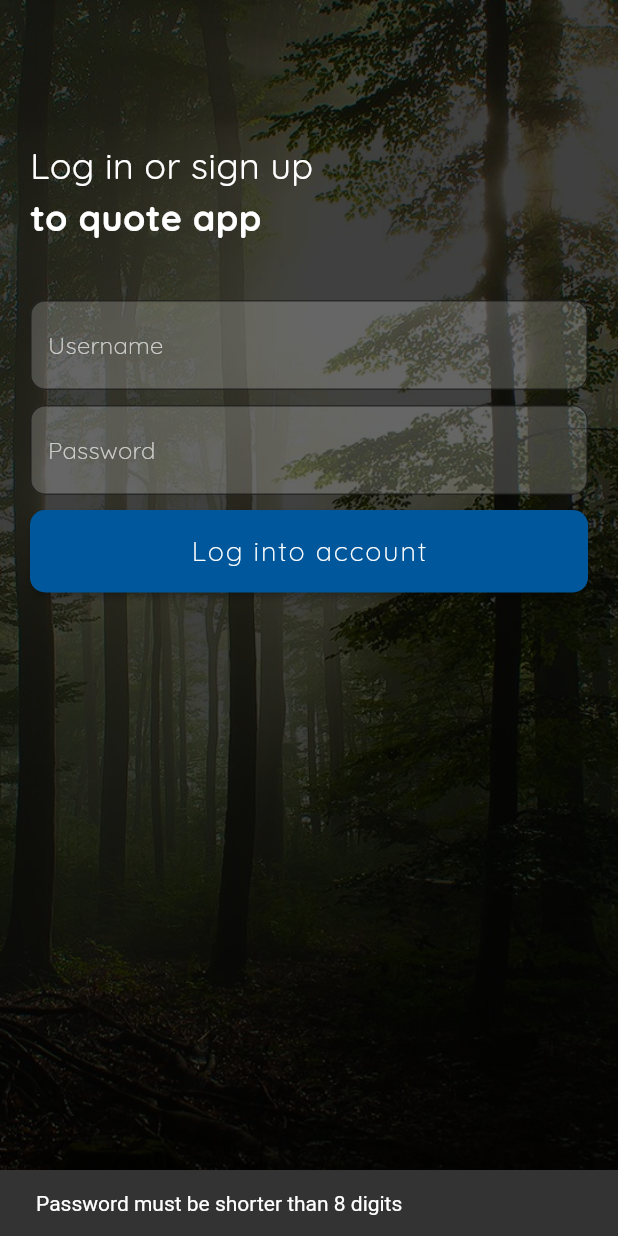
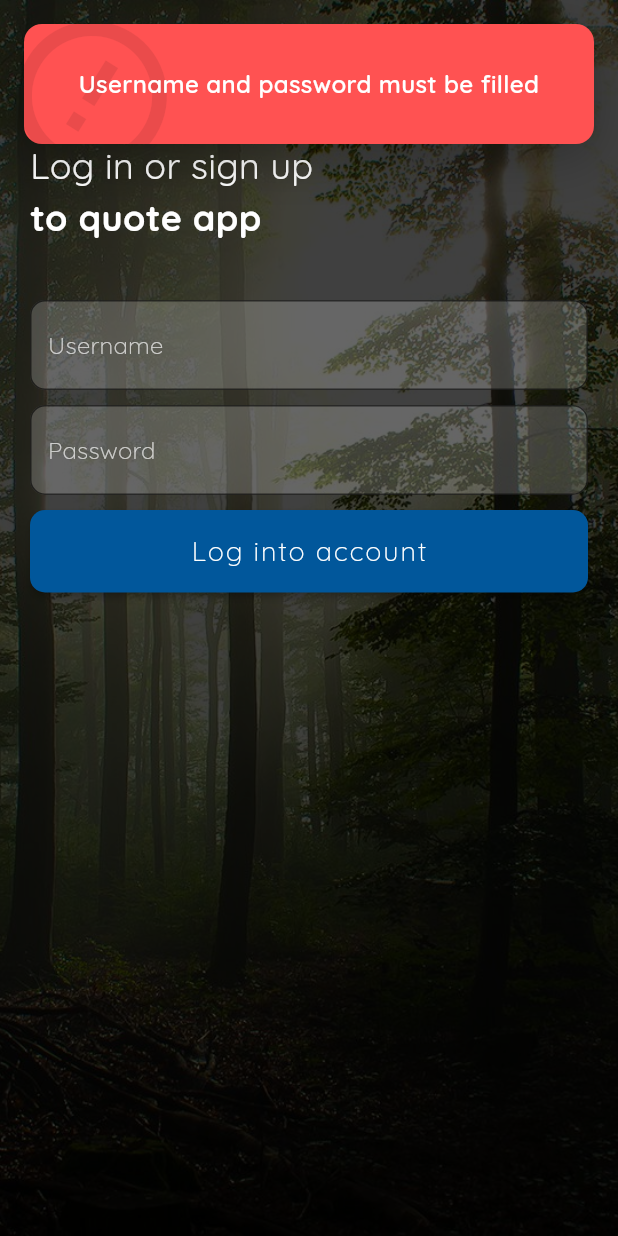
Before and after one commit to juniorise/quote_app, a Flutter app: the screen it shows after launch, after a tap on "Log into account", on a phone screen of 412 x 824 dp. Run offline on Flutter 3.47's test engine with Material 2 defaults, Android fonts, the phone set to English and light mode, and no system bars; drawn by our look-alikes of top_snackbar_flutter; our stand-ins replace font_awesome_flutter, google_fonts, shared_preferences; network calls fail.

Commit message:
close #21 Update password validation length

```diff
--- a/lib/constant/api_constant.dart
+++ b/lib/constant/api_constant.dart
@@ -1,4 +1,4 @@
 class ApiConstant {
-  // static const String baseUrl = "http://192.168.2.2/quote_app/api";
-  static const String baseUrl = "http://localhost:8888/quote_app/api";
+   static const String baseUrl = "http://192.168.2.2/quote_app/api";
+  //static const String baseUrl = "http://localhost:8888/quote_app/api";
 }
--- a/lib/screens/login.dart
+++ b/lib/screens/login.dart
@@ -3,6 +3,8 @@ import 'package:http/http.dart' as http;
 import 'package:quote_app/screens/home/home_screen.dart';
 import 'package:quote_app/services/auth_api.dart';
 import 'package:quote_app/services/user_storage.dart';
+import 'package:top_snackbar_flutter/custom_snack_bar.dart';
+import 'package:top_snackbar_flutter/top_snack_bar.dart';
 
 class LoginPage extends StatefulWidget {
   @override
@@ -99,11 +101,10 @@ class _LoginPageState extends State<LoginPage> {
               child: RaisedButton(
                 color: Colors.lightBlue[900],
                 onPressed: () async {
-                  print(passwordController.text);
-                  if (passwordController.text.length <= 8) {
-                    error = "Password must be shorter than 8 digits";
-                  } else if (usernameController.text.isEmpty) {
+                  if (usernameController.text.isEmpty) {
                     error = "Username and password must be filled";
+                  } else if (passwordController.text.length <= 4) {
+                    error = "Password must be longer than 4 digits";
                   } else {
                     error = null;
                     AuthApi api = AuthApi();
@@ -120,8 +121,12 @@ class _LoginPageState extends State<LoginPage> {
                   }
 
                   if (error != null) {
-                    ScaffoldMessenger.of(context)
-                        .showSnackBar(SnackBar(content: Text(error ?? "")));
+                    showTopSnackBar(
+                      context,
+                      CustomSnackBar.error(
+                        message: "${error ?? ""}",
+                      ),
+                    );
                   }
                 },
                 shape: RoundedRectangleBorder(
```
